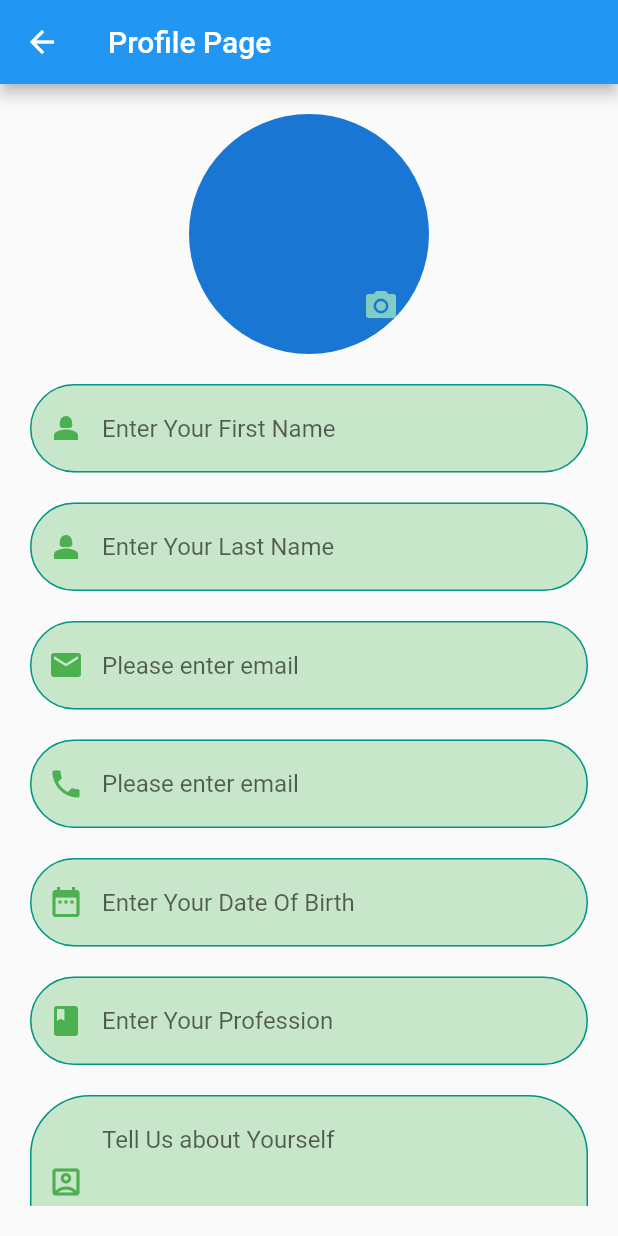
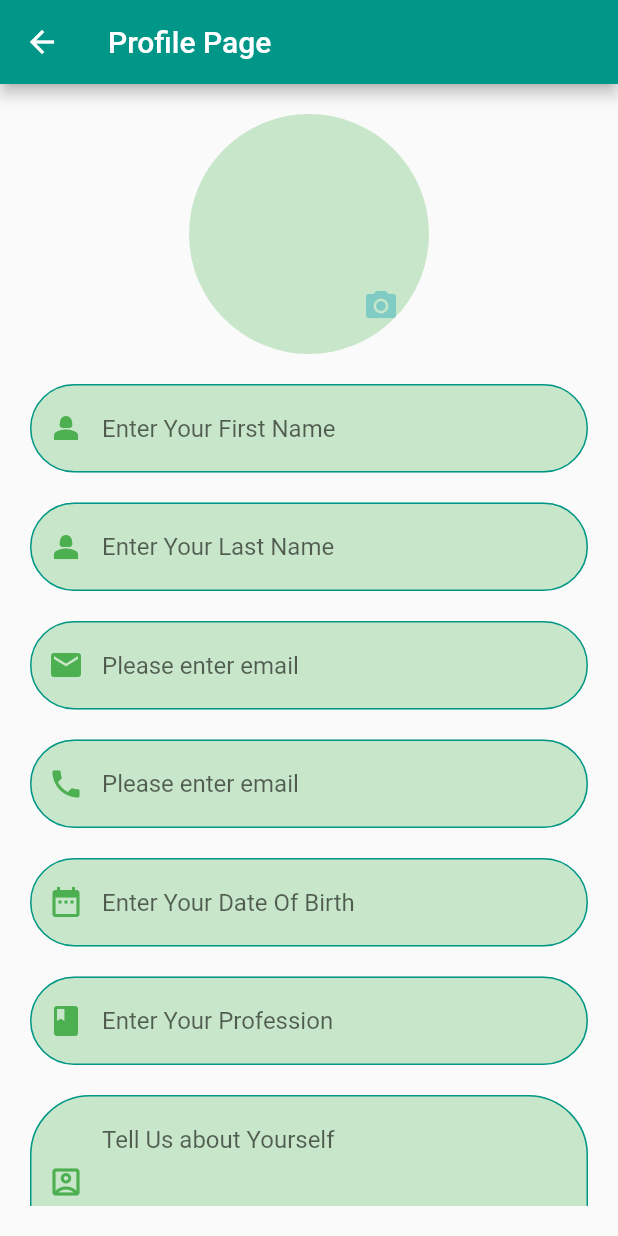
Before and after one commit to Master5551/Job_Scout, a Flutter app: the ProfilePage screen opened by its route, on a phone screen of 412 x 824 dp. Run offline on Flutter 3.47's test engine with Material 2 defaults, Android fonts, the phone set to English and light mode, and no system bars; our stand-ins replace cloud_firestore, firebase_auth, firebase_core, flutter_signin_button, flutter_svg, fluttertoast and 4 more; accounts and stored records are empty.

Commit message:
Ui_Update

```diff
--- a/lib/users/view/profile_page.dart
+++ b/lib/users/view/profile_page.dart
@@ -14,6 +14,7 @@ class ProfilePage extends StatelessWidget {
     return Scaffold(
       appBar: AppBar(
         title: const Text('Profile Page'),
+        backgroundColor: Colors.teal,
       ),
       body: Padding(
         padding: const EdgeInsets.symmetric(horizontal: 20, vertical: 20),
@@ -49,6 +50,7 @@ class ProfilePage extends StatelessWidget {
       children: <Widget>[
         CircleAvatar(
           radius: 80.0,
+          backgroundColor: Colors.green.shade100, // Set the default background color
           // backgroundImage: imageFile == null
           //     ? Image.asset("assets/images/profile.png")
           //     : FileImage(File(imageFile!.path)),
@@ -73,6 +75,7 @@ class ProfilePage extends StatelessWidget {
     ),
   );
 }
+
 
   Widget bottomSheet() {
     return Container(
```
Lines whose indentation alone changed are shown as unchanged.
